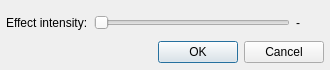
Before: the Qt Designer form qmmp/src/plugins/Effect/stereo/settingsdialog.ui in Greedysky/TTKMusicPlayer, drawn with Qt 5.
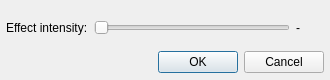
After: the same form once the commit is applied.

Patch:
```diff
--- a/qmmp/src/plugins/Effect/stereo/settingsdialog.ui
+++ b/qmmp/src/plugins/Effect/stereo/settingsdialog.ui
@@ -7,19 +7,19 @@
     <x>0</x>
     <y>0</y>
     <width>330</width>
-    <height>70</height>
+    <height>80</height>
    </rect>
   </property>
   <property name="minimumSize">
    <size>
     <width>330</width>
-    <height>70</height>
+    <height>80</height>
    </size>
   </property>
   <property name="maximumSize">
    <size>
     <width>330</width>
-    <height>70</height>
+    <height>80</height>
    </size>
   </property>
   <property name="windowTitle">
```
